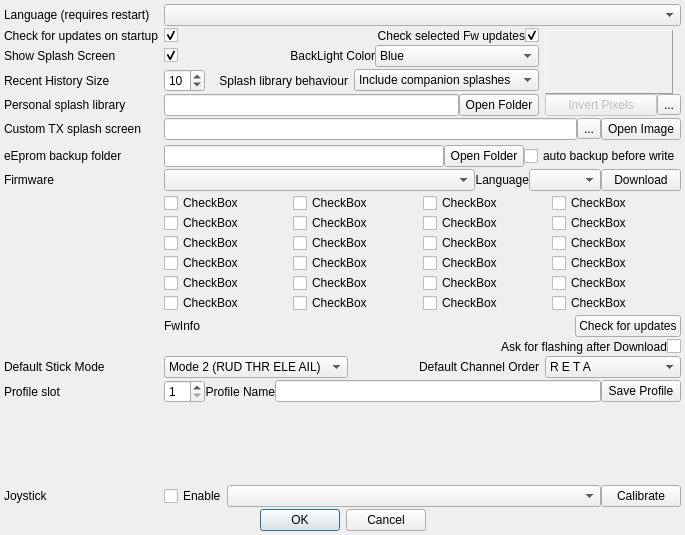
roberto1903/companion9x, file src/preferencesdialog.ui: the form before one commit.
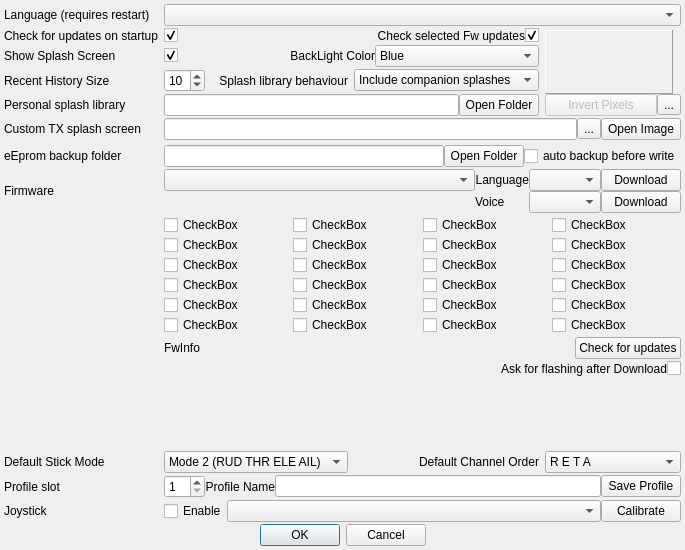
The form after the commit. Icons and pictures are not drawn.

Patch:
```diff
--- a/src/preferencesdialog.ui
+++ b/src/preferencesdialog.ui
@@ -7,7 +7,7 @@
     <x>0</x>
     <y>0</y>
     <width>685</width>
-    <height>535</height>
+    <height>550</height>
    </rect>
   </property>
   <property name="sizePolicy">
@@ -232,14 +232,14 @@
     </layout>
    </item>
    <item row="9" column="1" colspan="4">
-    <layout class="QHBoxLayout" name="horizontalLayout_4" stretch="1,0,0,0">
+    <layout class="QGridLayout" name="gridLayout_5" columnstretch="1,0,0,0">
      <property name="sizeConstraint">
       <enum>QLayout::SetMaximumSize</enum>
      </property>
-     <item>
+     <item row="0" column="0">
       <widget class="QComboBox" name="downloadVerCB"/>
      </item>
-     <item>
+     <item row="0" column="1">
       <widget class="QLabel" name="langLabel">
        <property name="text">
         <string>Language</string>
@@ -249,7 +249,7 @@
        </property>
       </widget>
      </item>
-     <item>
+     <item row="0" column="2">
       <widget class="QComboBox" name="langCombo">
        <property name="sizePolicy">
         <sizepolicy hsizetype="Preferred" vsizetype="Fixed">
@@ -259,7 +259,7 @@
        </property>
       </widget>
      </item>
-     <item>
+     <item row="0" column="3">
       <widget class="QPushButton" name="fw_dnld">
        <property name="sizePolicy">
         <sizepolicy hsizetype="Fixed" vsizetype="Fixed">
@@ -272,6 +272,29 @@
        </property>
       </widget>
      </item>
+     <item row="1" column="2">
+      <widget class="QComboBox" name="voiceCombo"/>
+     </item>
+     <item row="1" column="1">
+      <widget class="QLabel" name="voiceLabel">
+       <property name="text">
+        <string>Voice</string>
+       </property>
+      </widget>
+     </item>
+     <item row="1" column="3">
+      <widget class="QPushButton" name="voice_dnld">
+       <property name="sizePolicy">
+        <sizepolicy hsizetype="Fixed" vsizetype="Fixed">
+         <horstretch>0</horstretch>
+         <verstretch>0</verstretch>
+        </sizepolicy>
+       </property>
+       <property name="text">
+        <string>Download</string>
+       </property>
+      </widget>
+     </item>
     </layout>
    </item>
    <item row="24" column="0" colspan="5">
@@ -660,22 +683,6 @@
      </item>
     </layout>
    </item>
-   <item row="21" column="0" colspan="5">
-    <spacer name="verticalSpacer">
-     <property name="orientation">
-      <enum>Qt::Vertical</enum>
-     </property>
-     <property name="sizeType">
-      <enum>QSizePolicy::Expanding</enum>
-     </property>
-     <property name="sizeHint" stdset="0">
-      <size>
-       <width>40</width>
-       <height>10</height>
-      </size>
-     </property>
-    </spacer>
-   </item>
    <item row="1" column="0">
     <widget class="QLabel" name="label_2">
      <property name="sizePolicy">
@@ -1111,6 +1118,22 @@
      </item>
     </layout>
    </item>
+   <item row="14" column="1" colspan="4">
+    <spacer name="verticalSpacer">
+     <property name="orientation">
+      <enum>Qt::Vertical</enum>
+     </property>
+     <property name="sizeType">
+      <enum>QSizePolicy::Expanding</enum>
+     </property>
+     <property name="sizeHint" stdset="0">
+      <size>
+       <width>40</width>
+       <height>10</height>
+      </size>
+     </property>
+    </spacer>
+   </item>
   </layout>
  </widget>
  <tabstops>
```
